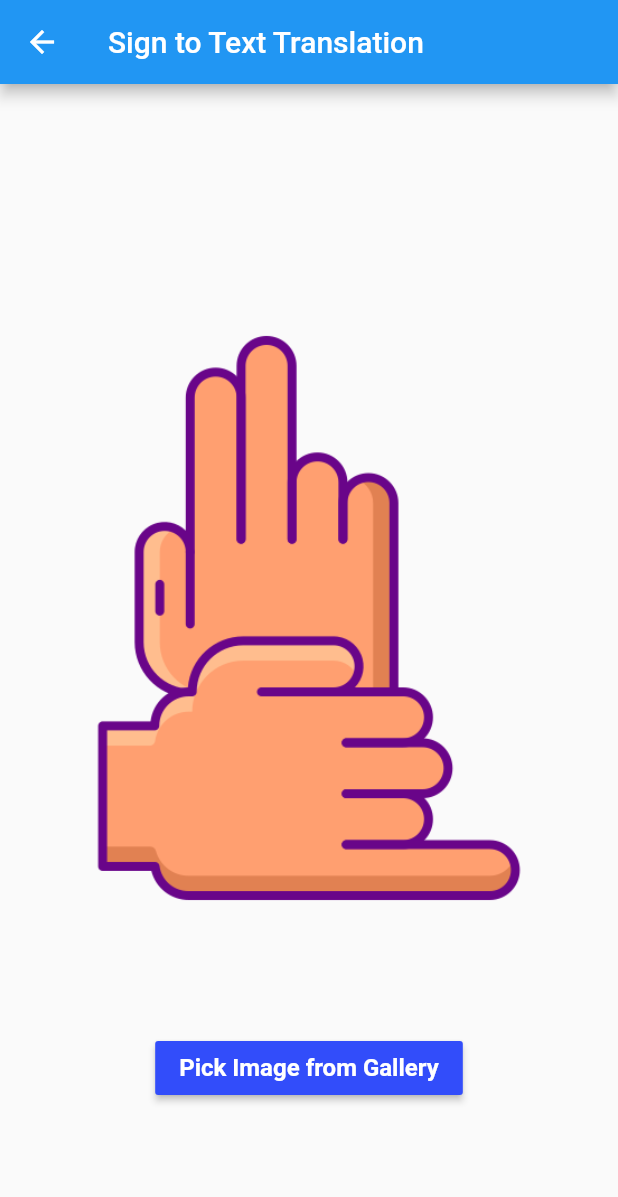
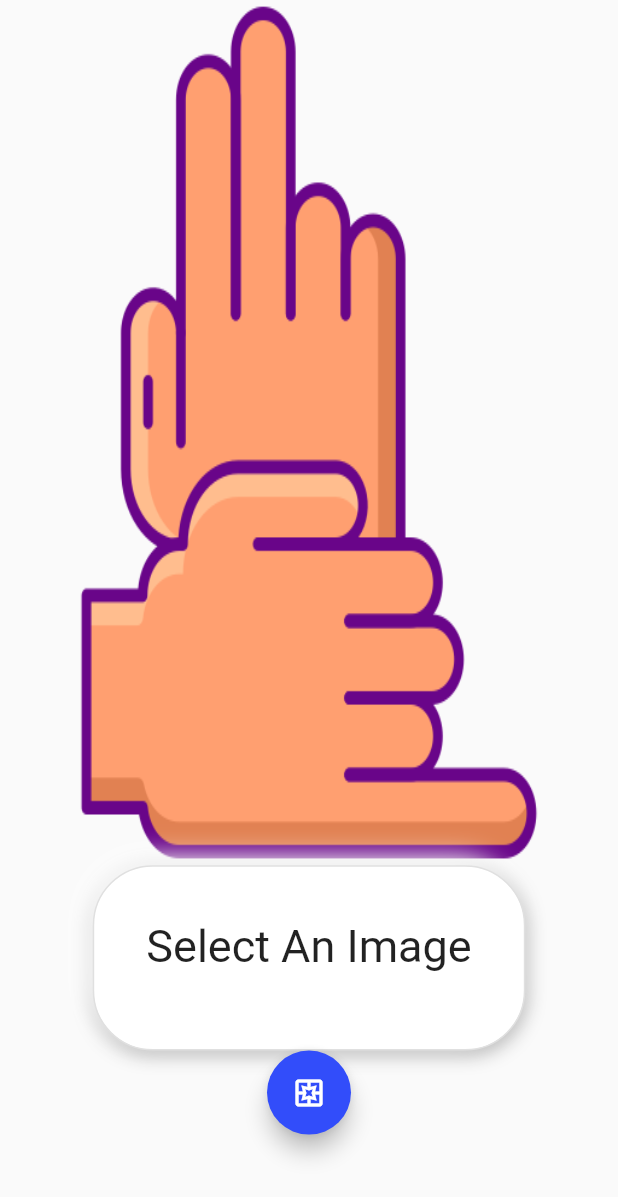
Before and after one commit to MMaduranga/SignLanguageDictionaryApp, a Flutter app: the screen it shows after launch, after a tap on "Image", on a phone screen of 412 x 824 dp. Shown: the top 1197 px of the screen. Run offline on Flutter 3.47's test engine with Material 2 defaults, Android fonts, the phone set to English and light mode, and no system bars; our stand-ins replace flutter_svg, image_picker, logger; missing offline and left inert: tflite_flutter, tflite_flutter_helper.

Commit message:
created the loading page and coded the backend of image to text frame

```diff
--- a/lib/controller/classifier.dart
+++ b/lib/controller/classifier.dart
@@ -96,6 +96,11 @@ class Classifier {
   void close() {
     interpreter.close();
   }
+  @override
+  String toString() {
+    // TODO: implement toString
+    return "done";
+  }
 }
 
 MapEntry<String, double> getTopProbability(Map<String, double> labeledProb) {
--- a/lib/frames/home.dart
+++ b/lib/frames/home.dart
@@ -1,18 +1,23 @@
 import 'package:flutter/material.dart';
-import 'image2text.dart';
+import 'package:sign_language_dictionary_app/frames/signToTextTranslation/signToTextTranslation.dart';
+import '../controller/classifier.dart';
 import 'realtime.dart';
 import 'realtimeAudio.dart';
 import 'text2sign.dart';
 
 class Home extends StatefulWidget {
-  const Home({Key? key}) : super(key: key);
-
+  late  Classifier? classifier;
+  // const Home({Key? key}) : super(key: key);
+  Home({Key? key,this.classifier}): super(key: key);
   @override
-  State<Home> createState() => _HomeState();
+  State<Home> createState() => _HomeState(classifier: classifier);
 }
 
 class _HomeState extends State<Home> {
+  late  Classifier? classifier;
   List<bool> borderList = [false, false, false, true];
+
+  _HomeState({this.classifier});
   @override
   Widget build(BuildContext context) {
     Size size = MediaQuery.of(context).size;
@@ -215,7 +220,7 @@ class _HomeState extends State<Home> {
                           Navigator.push(
                             context,
                             MaterialPageRoute(
-                              builder: (context) => const ImageToText(),
+                              builder: (context) =>  SignToTextTranslation(title: classifier),
                             ),
                           );
                         },
--- a/lib/frames/image2text.dart
+++ /dev/null
@@ -1,25 +0,0 @@
-import 'package:flutter/material.dart';
-
-import '../frames/signToTextTranslation/signToTextTranslation.dart';
-
-class ImageToText extends StatefulWidget {
-  const ImageToText({Key? key}) : super(key: key);
-
-  @override
-  State<ImageToText> createState() => _ImageToTextState();
-}
-
-class _ImageToTextState extends State<ImageToText> {
-  @override
-  Widget build(BuildContext context) {
-    return Scaffold(
-      body: SizedBox(
-        width: MediaQuery.of(context).size.width,
-        height: MediaQuery.of(context).size.height,
-        child: const SignToTextTranslation(
-          title: 'Hello',
-        ),
-      ),
-    );
-  }
-}
--- /dev/null
+++ b/lib/frames/loading.dart
@@ -0,0 +1,42 @@
+import 'package:flutter/material.dart';
+import 'package:sign_language_dictionary_app/controller/classifier.dart';
+
+import 'home.dart';
+
+class LoadingPage extends StatefulWidget {
+  const LoadingPage({Key? key}) : super(key: key);
+
+  @override
+  State<LoadingPage> createState() => _LoadingPageState();
+}
+
+class _LoadingPageState extends State<LoadingPage> {
+  late Classifier? _classifier;
+  @override
+  void initState() {
+    // TODO: implement initState
+    super.initState();
+    _classifier=Classifier();
+    delay();
+  }
+  void delay() async {
+    await Future.delayed(const Duration(seconds: 3));
+    delayLoading();
+  }
+  void delayLoading() {
+    dispose();
+    Navigator.push(
+        context, MaterialPageRoute(builder: (context) =>  Home(classifier: _classifier,)));
+  }
+  @override
+  void dispose() {
+    // TODO: implement dispose
+    super.dispose();
+  }
+  @override
+  Widget build(BuildContext context) {
+    return Container(
+      color: Colors.lightBlueAccent,
+    );
+  }
+}
--- a/lib/frames/signToTextTranslation/signToTextTranslation.dart
+++ b/lib/frames/signToTextTranslation/signToTextTranslation.dart
@@ -1,32 +1,34 @@
-// ignore_for_file: file_names
-
 import 'dart:io';
-
+import 'package:flutter/foundation.dart';
 import 'package:flutter/material.dart';
 import 'package:flutter/services.dart';
 import 'package:image_picker/image_picker.dart';
+import 'package:sign_language_dictionary_app/controller/classifier.dart';
+import 'package:image/image.dart' as img;
 
 class SignToTextTranslation extends StatefulWidget {
-  const SignToTextTranslation({Key? key, required this.title})
-      : super(key: key);
-
-  final String title;
+  final Classifier? title;
+  SignToTextTranslation({Key? key, this.title}) : super(key: key);
 
   @override
-  State<SignToTextTranslation> createState() => _SignToTextTranslationState();
+  State<SignToTextTranslation> createState() =>
+      _SignToTextTranslationState(classifier: title);
 }
 
 class _SignToTextTranslationState extends State<SignToTextTranslation> {
   File? image;
+  Classifier? classifier;
+  _SignToTextTranslationState({this.classifier});
+  late File _image;
+   String? label;
+   String? score;
 
   Future pickImage() async {
     try {
       final image = await ImagePicker().pickImage(source: ImageSource.gallery);
-
       if (image == null) return;
-
       final imageTemp = File(image.path);
-
+      predict(image);
       setState(() => this.image = imageTemp);
     } on PlatformException catch (e) {
       print('Failed to pick image: $e');
@@ -50,43 +52,67 @@ class _SignToTextTranslationState extends State<SignToTextTranslation> {
   @override
   Widget build(BuildContext context) {
     return Scaffold(
-        appBar: AppBar(
-          title: const Text("Sign to Text Translation"),
-        ),
-        body: Center(
+        body: SafeArea(
+      child: Center(
         child: Column(
           mainAxisAlignment: MainAxisAlignment.start,
           children: [
-              const SizedBox(
-                height: 100,
+            image != null
+                ? Container(
+                    width: MediaQuery.of(context).size.width,
+                    height: MediaQuery.of(context).size.height * 0.7,
+                    decoration: BoxDecoration(
+                      border: Border.all(color: Colors.lightBlueAccent),
                     ),
-              image != null
-                  ? Image.file(image!)
-                  : Container(
-                      height: 512,
-                      // color: Colors.deepPurple[400],
-                      padding: const EdgeInsets.all(15),
-                      child: Image.asset(
-                        'assets/images/icons8-sign-to-text-image-512.png',
-                      ),
-                    ),
-              const SizedBox(
-                height: 20,
-              ),
-              MaterialButton(
-                  color: const Color(0xff324dfa),
-                  child: const Text(
-                    "Pick Image from Gallery",
-                    style: TextStyle(
+                    child: Image.file(image!))
+                : imageContainer(
+                    context,
+                    const AssetImage(
+                        'assets/images/icons8-sign-to-text-image-512.png')),
+
+            Container(
+              height: MediaQuery.of(context).size.height*0.15,
+              width:  MediaQuery.of(context).size.width*0.7,
+              decoration:BoxDecoration(
                   color: Colors.white,
-                        fontWeight: FontWeight.bold,
-                        fontSize: 16),
-                  ),
+                  border: Border.all(color: Colors.grey.shade300),
+                  borderRadius: BorderRadius.circular(40),
+                  boxShadow: const [
+                    BoxShadow(offset: Offset(0, 2), blurRadius: 10, color: Colors.grey),
+                    BoxShadow(offset: Offset(-5, -5), blurRadius: 15, color: Colors.white)
+                  ]),
+              child: Column(
+                mainAxisAlignment: MainAxisAlignment.center,
+              children: [
+                Text(label != null ? label!.split(' ')[1] : "Select An Image",style:const TextStyle(fontSize: 30),),
+                Text(label != null ? score! : ""),
+              ],
+            ),),
+            FloatingActionButton(
                 onPressed: () {
                   pickImage();
-                  }),
+                },
+                child: const Icon(Icons.pages_outlined)),
           ],
+        ),
       ),
     ));
   }
+
+  Widget imageContainer(BuildContext context, ImageProvider img) {
+    return Container(
+      width: MediaQuery.of(context).size.width,
+      height: MediaQuery.of(context).size.height * 0.7,
+      decoration:
+          BoxDecoration(image: DecorationImage(image: img, fit: BoxFit.fill)),
+    );
   }
+
+  Future predict(final pickedFile) async {
+    _image = File(pickedFile!.path);
+    img.Image imageInput = img.decodeImage(_image!.readAsBytesSync())!;
+    var pred = classifier!.predict(imageInput);
+    score = pred.score.toStringAsFixed(3);
+    label = pred.label;
+  }
+}
--- a/lib/main.dart
+++ b/lib/main.dart
@@ -1,17 +1,11 @@
 import 'package:flutter/material.dart';
-import 'package:image_picker/image_picker.dart';
-import 'package:logger/logger.dart';
-import 'package:sign_language_dictionary_app/frames/home.dart';
-import 'controller/classifier.dart';
-import 'dart:io';
-import 'package:image/image.dart' as img;
-import 'package:tflite_flutter_helper/tflite_flutter_helper.dart';
+import 'package:sign_language_dictionary_app/frames/loading.dart';
 
 void main() {
   runApp(
     MaterialApp(
       debugShowCheckedModeBanner: false,
-      home: const Home(),
+      home: const LoadingPage(),
       theme: ThemeData(
         primaryColor: Colors.yellowAccent,
         accentColor: Color(0xff324dfa),
@@ -19,115 +13,3 @@ void main() {
     ),
   );
 }
-
-// class MyApp extends StatelessWidget {
-//   @override
-//   Widget build(BuildContext context) {
-//     return MaterialApp(
-//       title: 'Image Classification',
-//       theme: ThemeData(
-//         primarySwatch: Colors.orange,
-//       ),
-//       home: MyHomePage(title: 'Flutter Demo Home Page'),
-//     );
-//   }
-// }
-//
-// class MyHomePage extends StatefulWidget {
-//   MyHomePage({Key? key, this.title}) : super(key: key);
-//
-//   final String? title;
-//
-//   @override
-//   _MyHomePageState createState() => _MyHomePageState();
-// }
-//
-// class _MyHomePageState extends State<MyHomePage> {
-//   late Classifier _classifier;
-//   var logger = Logger();
-//
-//   File? _image;
-//   final picker = ImagePicker();
-//   Image? _imageWidget;
-//   img.Image? fox;
-//   Category? category;
-//
-//   @override
-//   void initState() {
-//     super.initState();
-//
-//     _classifier = Classifier();
-//     getImage();
-//   }
-//
-//
-//
-//   Future getImage() async {
-//     final pickedFile = await picker.getImage(source: ImageSource.gallery);
-//
-//     setState(() {
-//       _image = File(pickedFile!.path);//
-//       _imageWidget = Image.file(_image!);
-//       print("000000000000000000000000000000000000");
-//       print(_image);
-//       _predict();
-//     });
-//   }
-//
-//   void _predict() async {
-//     img.Image imageInput = img.decodeImage(_image!.readAsBytesSync())!;
-//     var pred = _classifier.predict(imageInput);
-//     print(pred);
-//
-//     setState(() {
-//       this.category = pred;
-//     });
-//   }
-//
-//   @override
-//   Widget build(BuildContext context) {
-//     return Scaffold(
-//       appBar: AppBar(
-//         title: const Text('TfLite Flutter Helper',
-//             style: TextStyle(color: Colors.white)),
-//       ),
-//       body: Column(
-//         children: <Widget>[
-//           Center(
-//             child: _image == null
-//                 ? const Text('No image selected.')
-//                 : Container(
-//               constraints: BoxConstraints(
-//                   maxHeight: MediaQuery.of(context).size.height / 2),
-//               decoration: BoxDecoration(
-//                 border: Border.all(),
-//               ),
-//               child: _imageWidget,
-//             ),
-//           ),
-//           const SizedBox(
-//             height: 36,
-//           ),
-//           Text(
-//             category != null ? category!.label : '',
-//             style: const TextStyle(fontSize: 20, fontWeight: FontWeight.w600),
-//           ),
-//           const SizedBox(
-//             height: 8,
-//           ),
-//           Text(
-//             category != null
-//                 ? 'Confidence: ${category!.score.toStringAsFixed(3)}'
-//                 : '',
-//             style: const TextStyle(fontSize: 16),
-//           ),
-//         ],
-//       ),
-//       floatingActionButton: FloatingActionButton(
-//         onPressed: getImage,
-//         tooltip: 'Pick Image',
-//         child: const Icon(Icons.add_a_photo),
-//       ),
-//     );
-//   }
-// }
```
Also changed, not shown: lib/controller/test.dart (added, +118 -0 lines), lib/frames/signToTextTranslation/signTranslation.dart (deleted). Lines whose indentation alone changed are shown as unchanged.
